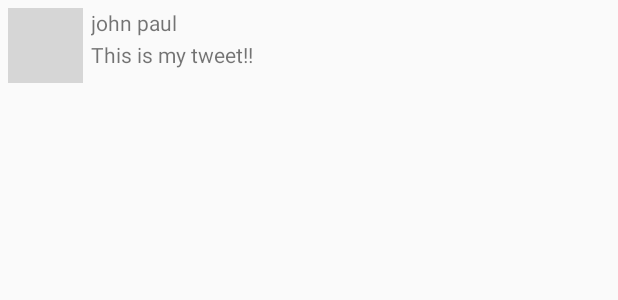
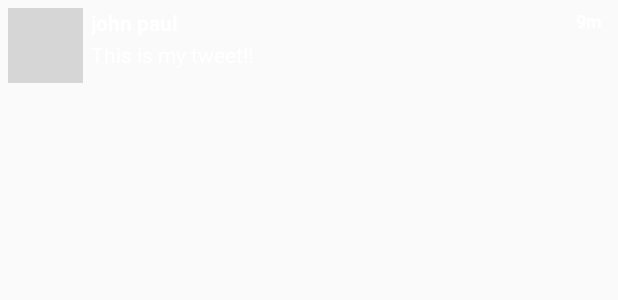
Before and after one commit to otterice/TwitterClient, an Android app: the layout item_tweet.xml on its own in the app's theme, with its tools: preview values and no code run, on a phone screen of 412 x 824 dp. Shown: the top 300 px of the screen. Run offline under Robolectric (Android 15) with nearby library versions, the phone set to English and light mode, and no system bars; grey boxes are pictures that could not be loaded.

```diff
--- a/app/src/main/res/layout/activity_timeline.xml
+++ b/app/src/main/res/layout/activity_timeline.xml
@@ -5,6 +5,7 @@
     xmlns:tools="http://schemas.android.com/tools"
     android:layout_width="match_parent"
     android:layout_height="match_parent"
+    android:background="#243447"
     tools:context=".TimelineActivity">
     <androidx.swiperefreshlayout.widget.SwipeRefreshLayout
         android:id="@+id/swipeCotainer"
--- a/app/src/main/res/layout/item_tweet.xml
+++ b/app/src/main/res/layout/item_tweet.xml
@@ -22,6 +22,8 @@
         android:layout_marginStart="5dp"
         android:layout_marginTop="0dp"
         android:layout_toEndOf="@+id/ivProfileImage"
+        android:textColor="#ffffff"
+        android:textStyle="bold"
         tools:text="john paul" />
 
     <TextView
@@ -32,5 +34,22 @@
         android:layout_marginStart="5dp"
         android:layout_marginTop="2dp"
         android:layout_toEndOf="@+id/ivProfileImage"
+        android:textColor="#FFFFFF"
         tools:text="This is my tweet!!" />
+
+    <TextView
+        android:id="@+id/tvTimestamp"
+        android:layout_width="wrap_content"
+        android:layout_height="wrap_content"
+        android:layout_alignParentTop="true"
+        android:layout_alignParentEnd="true"
+        android:layout_marginTop="0dp"
+        android:layout_marginEnd="5dp"
+        android:textAlignment="textEnd"
+        android:textColor="#FFFFFF"
+        android:textSize="12sp"
+        android:textStyle="bold"
+        tools:text="9m" />
+
+
 </RelativeLayout>
```
Also changed, not shown: app/src/main/java/com/codepath/apps/restclienttemplate/TimeFormatter.java (added, +77 -0 lines), app/src/main/java/com/codepath/apps/restclienttemplate/TweetsAdapter.java (+8 -3 lines), app/src/main/java/com/codepath/apps/restclienttemplate/models/Tweet.java (+7 -0 lines), 1 other file.
